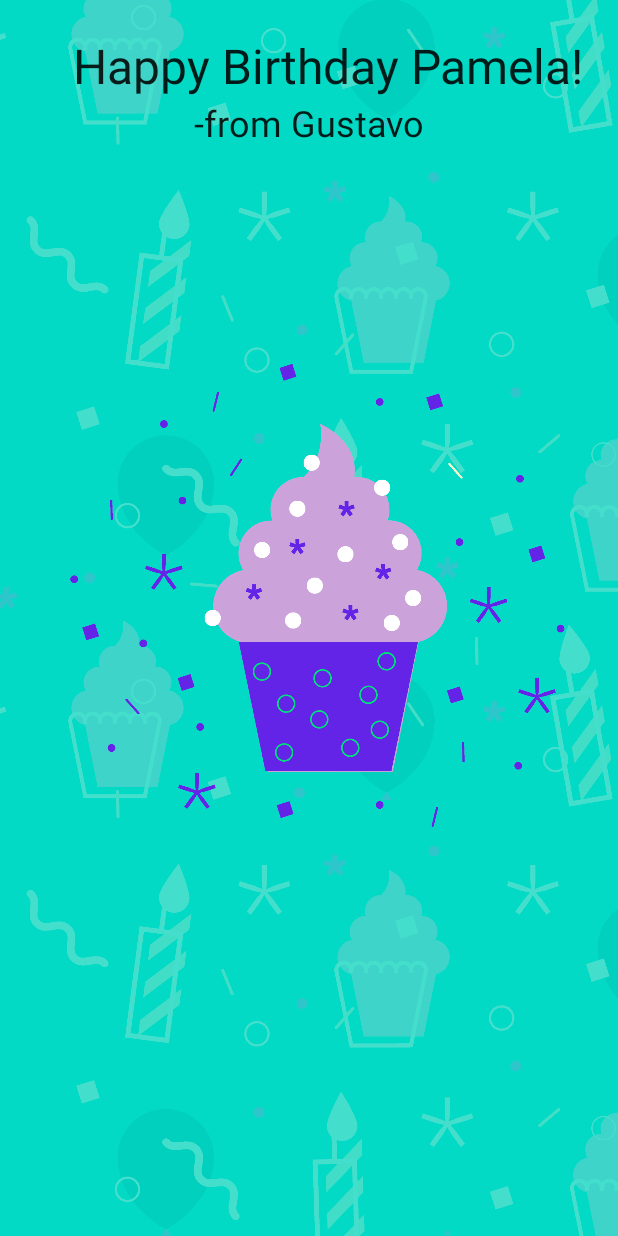
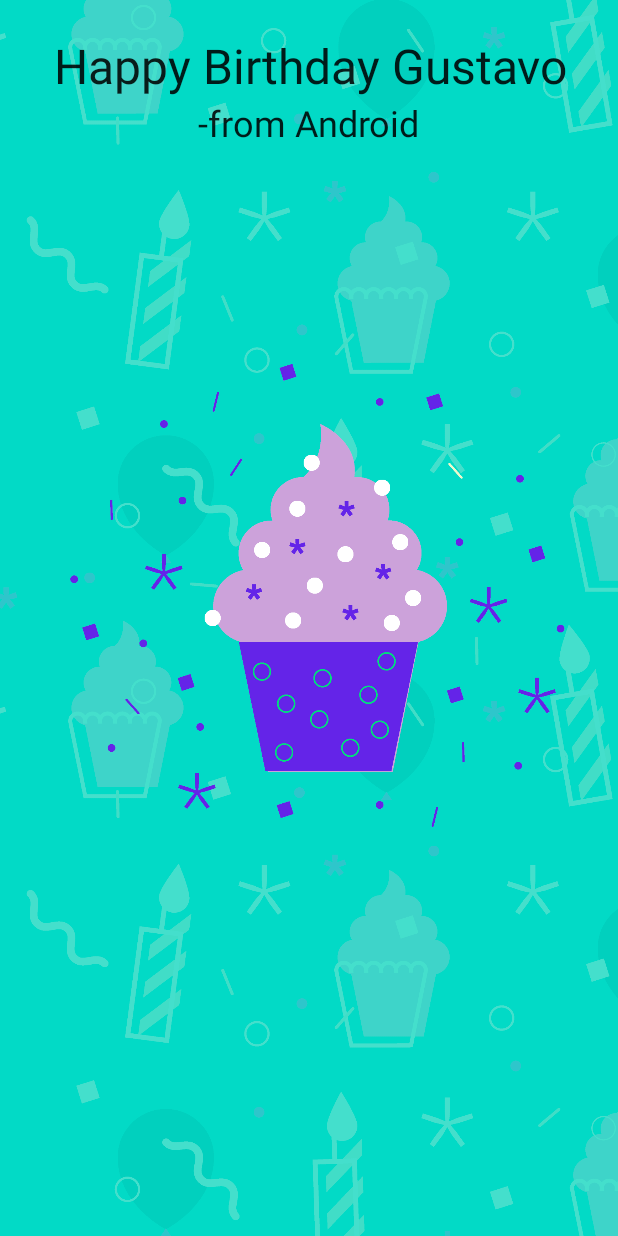
Before and after one commit to gkpiccoli/kotlin_birthday_app, an Android app built with Jetpack Compose: the screen it shows after launch (MainActivity), on a phone screen of 412 x 824 dp. Run offline under Robolectric (Android 15) with nearby library versions, the phone set to English and light mode, and no system bars.

Commit message:
final version

```diff
--- a/app/src/main/java/com/example/happybirthday/MainActivity.kt
+++ b/app/src/main/java/com/example/happybirthday/MainActivity.kt
@@ -42,7 +42,7 @@ fun BirthDayGreetingWithText(message: String, from: String){
             modifier = Modifier
                 .fillMaxWidth()
                 .wrapContentWidth(Alignment.CenterHorizontally)
-                .padding(start = 26.dp, top = 26.dp)
+                .padding(start = 26.dp, top = 26.dp, end = 24.dp)
 
                 )
 
--- a/app/src/main/res/values/strings.xml
+++ b/app/src/main/res/values/strings.xml
@@ -1,5 +1,5 @@
 <resources>
     <string name="app_name">Happy Birthday</string>
-    <string name="happy_birthday_text">Happy Birthday Pamela!</string>
-    <string name="signature_text">-from Gustavo</string>
+    <string name="happy_birthday_text">Happy Birthday Gustavo</string>
+    <string name="signature_text">-from Android</string>
 </resources>
```
